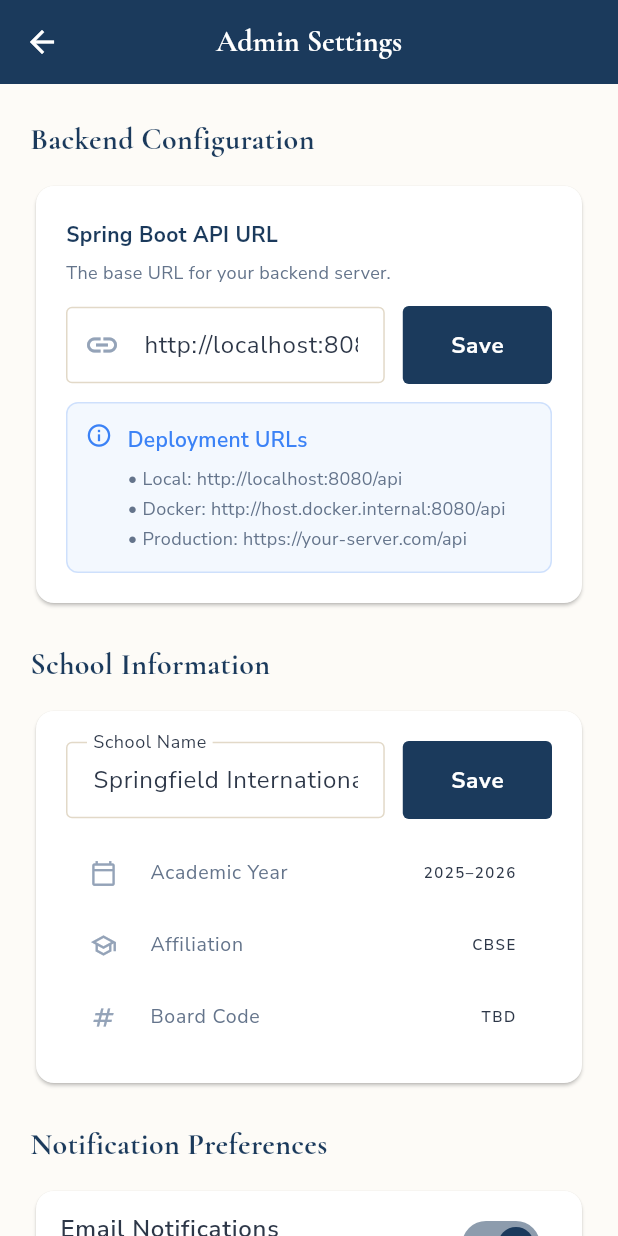
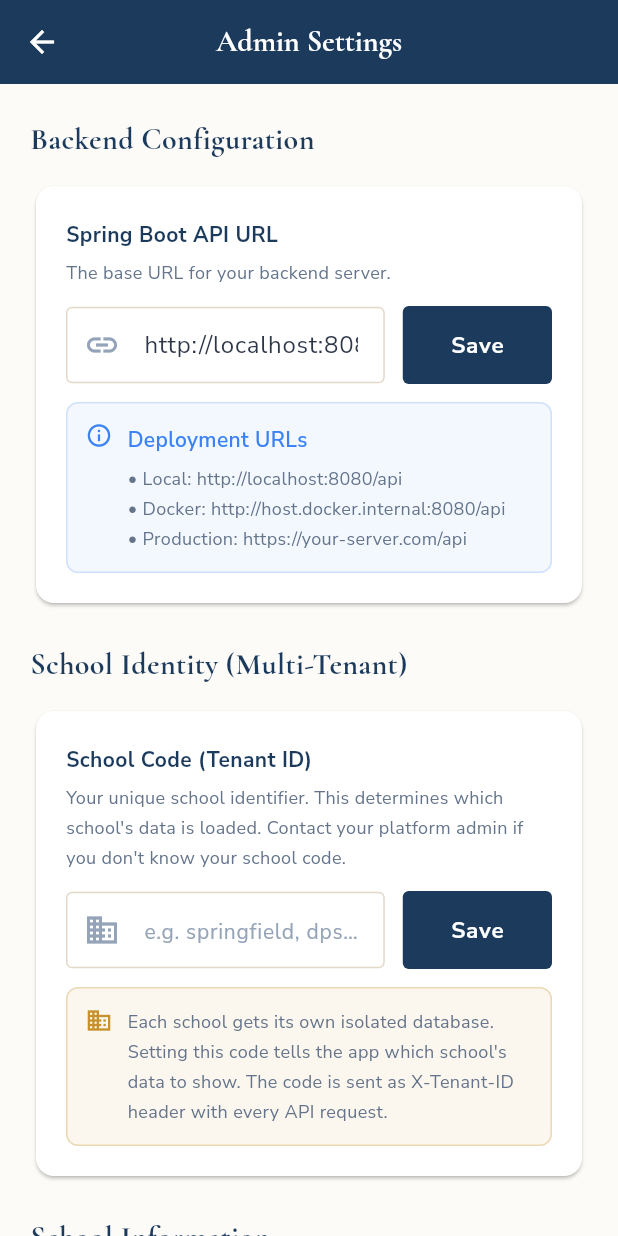
Before and after one commit to DileepJexpert/school-project-ui, a Flutter app: the SettingsScreen screen opened directly, on a phone screen of 412 x 824 dp. Run offline on Flutter 3.47's test engine with Material 3 defaults, Android fonts, the phone set to English and light mode, and no system bars; our stand-ins replace dio, fl_chart, google_fonts, shared_preferences, shimmer; missing offline and left inert: dart:html; accounts and stored records are empty.

Commit message:
feat: add multi-tenant support to Flutter app
- TenantService: stores/retrieves school tenant ID in SharedPreferences
  setTenant(), getTenantId(), getSchoolName(), clearTenant(), hasTenant()
- DioClient: injects X-Tenant-ID header on every API request by reading
  tenant_id from SharedPreferences via an async interceptor
- SettingsScreen: new 'School Identity (Multi-Tenant)' section lets admins
  enter and save their school code (tenant ID)
- main.dart: comment clarifies tenant interceptor behavior on startup

https://claude.ai/code/session_01PSGdMsrAoVNRAeBwDG3KNx

```diff
--- a/lib/features/admin/screens/settings_screen.dart
+++ b/lib/features/admin/screens/settings_screen.dart
@@ -9,6 +9,7 @@ import 'package:shared_preferences/shared_preferences.dart';
 import '../../../core/constants/app_constants.dart';
 import '../../../core/router/app_router.dart';
 import '../../../services/dio_client.dart';
+import '../../../services/tenant_service.dart';
 
 class SettingsScreen extends StatefulWidget {
   const SettingsScreen({super.key});
@@ -20,11 +21,14 @@ class SettingsScreen extends StatefulWidget {
 class _SettingsScreenState extends State<SettingsScreen> {
   final _apiUrlCtrl = TextEditingController();
   final _schoolNameCtrl = TextEditingController(text: AppStrings.schoolName);
+  final _tenantIdCtrl = TextEditingController();
   bool _darkMode = false;
   bool _emailNotifications = true;
   bool _smsAlerts = false;
   bool _savingApi = false;
   bool _backingUp = false;
+  bool _savingTenant = false;
+  String _tenantValidationMsg = '';
 
   @override
   void initState() {
@@ -34,11 +38,30 @@ class _SettingsScreenState extends State<SettingsScreen> {
 
   Future<void> _loadPrefs() async {
     final prefs = await SharedPreferences.getInstance();
+    final tenantId = await TenantService.getTenantId();
     setState(() {
       _apiUrlCtrl.text = prefs.getString('api_base_url') ?? 'http://localhost:8080/api';
       _emailNotifications = prefs.getBool('email_notifications') ?? true;
       _smsAlerts = prefs.getBool('sms_alerts') ?? false;
+      _tenantIdCtrl.text = tenantId == 'default' ? '' : tenantId;
     });
+  }
+
+  Future<void> _saveTenantId() async {
+    final tenantId = _tenantIdCtrl.text.trim().toLowerCase();
+    if (tenantId.isEmpty) {
+      setState(() => _tenantValidationMsg = 'School code cannot be empty.');
+      return;
+    }
+    setState(() { _savingTenant = true; _tenantValidationMsg = ''; });
+    try {
+      await TenantService.setTenant(tenantId);
+      setState(() => _tenantValidationMsg = 'School code saved! All API requests will now use: $tenantId');
+    } catch (e) {
+      setState(() => _tenantValidationMsg = 'Failed to save: $e');
+    } finally {
+      setState(() => _savingTenant = false);
+    }
   }
 
   Future<void> _saveApiUrl() async {
@@ -271,6 +294,7 @@ class _SettingsScreenState extends State<SettingsScreen> {
   void dispose() {
     _apiUrlCtrl.dispose();
     _schoolNameCtrl.dispose();
+    _tenantIdCtrl.dispose();
     super.dispose();
   }
 
@@ -350,6 +374,84 @@ class _SettingsScreenState extends State<SettingsScreen> {
                             style: GoogleFonts.nunitoSans(
                                 color: AppColors.textSecondary, fontSize: 12)),
                       ]),
+                    ),
+                  ]),
+                ),
+              ]),
+            ),
+          ),
+
+          const SizedBox(height: 20),
+
+          // Multi-Tenant School Identity
+          _sectionTitle('School Identity (Multi-Tenant)'),
+          Card(
+            elevation: 1,
+            shape: RoundedRectangleBorder(borderRadius: BorderRadius.circular(AppSizes.radiusLG)),
+            child: Padding(
+              padding: const EdgeInsets.all(20),
+              child: Column(crossAxisAlignment: CrossAxisAlignment.start, children: [
+                Text('School Code (Tenant ID)',
+                    style: GoogleFonts.nunitoSans(fontWeight: FontWeight.w700, color: AppColors.navy)),
+                const SizedBox(height: 4),
+                Text(
+                  'Your unique school identifier. This determines which school\'s data is loaded. '
+                  'Contact your platform admin if you don\'t know your school code.',
+                  style: GoogleFonts.nunitoSans(color: AppColors.textSecondary, fontSize: 12),
+                ),
+                const SizedBox(height: 12),
+                Row(children: [
+                  Expanded(
+                    child: TextField(
+                      controller: _tenantIdCtrl,
+                      decoration: InputDecoration(
+                        hintText: 'e.g. springfield, dps_rohini',
+                        border: OutlineInputBorder(
+                            borderRadius: BorderRadius.circular(AppSizes.radiusMD)),
+                        contentPadding: const EdgeInsets.symmetric(horizontal: 14, vertical: 12),
+                        prefixIcon: const Icon(Icons.domain, color: AppColors.textLight),
+                      ),
+                    ),
+                  ),
+                  const SizedBox(width: 12),
+                  ElevatedButton(
+                    style: ElevatedButton.styleFrom(
+                        backgroundColor: AppColors.navy, foregroundColor: Colors.white),
+                    onPressed: _savingTenant ? null : _saveTenantId,
+                    child: _savingTenant
+                        ? const SizedBox(
+                            width: 18, height: 18,
+                            child: CircularProgressIndicator(color: Colors.white, strokeWidth: 2))
+                        : const Text('Save'),
+                  ),
+                ]),
+                if (_tenantValidationMsg.isNotEmpty) ...[
+                  const SizedBox(height: 8),
+                  Text(_tenantValidationMsg,
+                      style: GoogleFonts.nunitoSans(
+                          fontSize: 12,
+                          color: _tenantValidationMsg.startsWith('School code saved')
+                              ? AppColors.success
+                              : AppColors.error)),
+                ],
+                const SizedBox(height: 12),
+                Container(
+                  padding: const EdgeInsets.all(12),
+                  decoration: BoxDecoration(
+                    color: AppColors.gold.withOpacity(0.08),
+                    borderRadius: BorderRadius.circular(AppSizes.radiusMD),
+                    border: Border.all(color: AppColors.gold.withOpacity(0.3)),
+                  ),
+                  child: Row(crossAxisAlignment: CrossAxisAlignment.start, children: [
+                    const Icon(Icons.business_outlined, color: AppColors.gold, size: 18),
+                    const SizedBox(width: 10),
+                    Expanded(
+                      child: Text(
+                        'Each school gets its own isolated database. '
+                        'Setting this code tells the app which school\'s data to show. '
+                        'The code is sent as X-Tenant-ID header with every API request.',
+                        style: GoogleFonts.nunitoSans(color: AppColors.textSecondary, fontSize: 12),
+                      ),
                     ),
                   ]),
                 ),
--- a/lib/main.dart
+++ b/lib/main.dart
@@ -8,6 +8,8 @@ import 'services/dio_client.dart';
 void main() async {
   WidgetsFlutterBinding.ensureInitialized();
   usePathUrlStrategy();
+  // Initialize Dio — the tenant interceptor reads X-Tenant-ID from SharedPreferences
+  // on every request, so no extra setup is needed here.
   DioClient.initialize();
   runApp(const SchoolApp());
 }
--- a/lib/services/dio_client.dart
+++ b/lib/services/dio_client.dart
@@ -1,4 +1,5 @@
 import 'package:dio/dio.dart';
+import 'package:shared_preferences/shared_preferences.dart';
 
 class DioClient {
   static late Dio _dio;
@@ -25,13 +26,13 @@ class DioClient {
       ),
     );
 
-    // Request interceptor
+    // Multi-tenant interceptor — injects X-Tenant-ID header from SharedPreferences
     _dio.interceptors.add(
       InterceptorsWrapper(
-        onRequest: (options, handler) {
-          // TODO: Add auth token from SharedPreferences when admin is logged in
-          // final token = await SharedPreferences.getInstance().getString('auth_token');
-          // if (token != null) options.headers['Authorization'] = 'Bearer $token';
+        onRequest: (options, handler) async {
+          final prefs = await SharedPreferences.getInstance();
+          final tenantId = prefs.getString('tenant_id') ?? 'default';
+          options.headers['X-Tenant-ID'] = tenantId;
           return handler.next(options);
         },
         onResponse: (response, handler) {
--- /dev/null
+++ b/lib/services/tenant_service.dart
@@ -0,0 +1,45 @@
+import 'package:shared_preferences/shared_preferences.dart';
+
+/// Manages the current school's tenant identity in local storage.
+///
+/// The tenant ID is set once when the admin logs in (or enters their school code).
+/// Every API request then reads it from here and sends it as the X-Tenant-ID header.
+class TenantService {
+  static const String _tenantIdKey = 'tenant_id';
+  static const String _tenantNameKey = 'tenant_name';
+
+  /// Persists the tenant ID and school name to local storage.
+  static Future<void> setTenant(String tenantId, {String? schoolName}) async {
+    final prefs = await SharedPreferences.getInstance();
+    await prefs.setString(_tenantIdKey, tenantId.toLowerCase().trim());
+    if (schoolName != null) {
+      await prefs.setString(_tenantNameKey, schoolName);
+    }
+  }
+
+  /// Returns the stored tenant ID, or 'default' if none is set.
+  static Future<String> getTenantId() async {
+    final prefs = await SharedPreferences.getInstance();
+    return prefs.getString(_tenantIdKey) ?? 'default';
+  }
+
+  /// Returns the stored school name, or empty string if none is set.
+  static Future<String> getSchoolName() async {
+    final prefs = await SharedPreferences.getInstance();
+    return prefs.getString(_tenantNameKey) ?? '';
+  }
+
+  /// Clears tenant info (e.g., on logout).
+  static Future<void> clearTenant() async {
+    final prefs = await SharedPreferences.getInstance();
+    await prefs.remove(_tenantIdKey);
+    await prefs.remove(_tenantNameKey);
+  }
+
+  /// Whether a tenant has been configured.
+  static Future<bool> hasTenant() async {
+    final prefs = await SharedPreferences.getInstance();
+    final id = prefs.getString(_tenantIdKey);
+    return id != null && id.isNotEmpty && id != 'default';
+  }
+}
```
